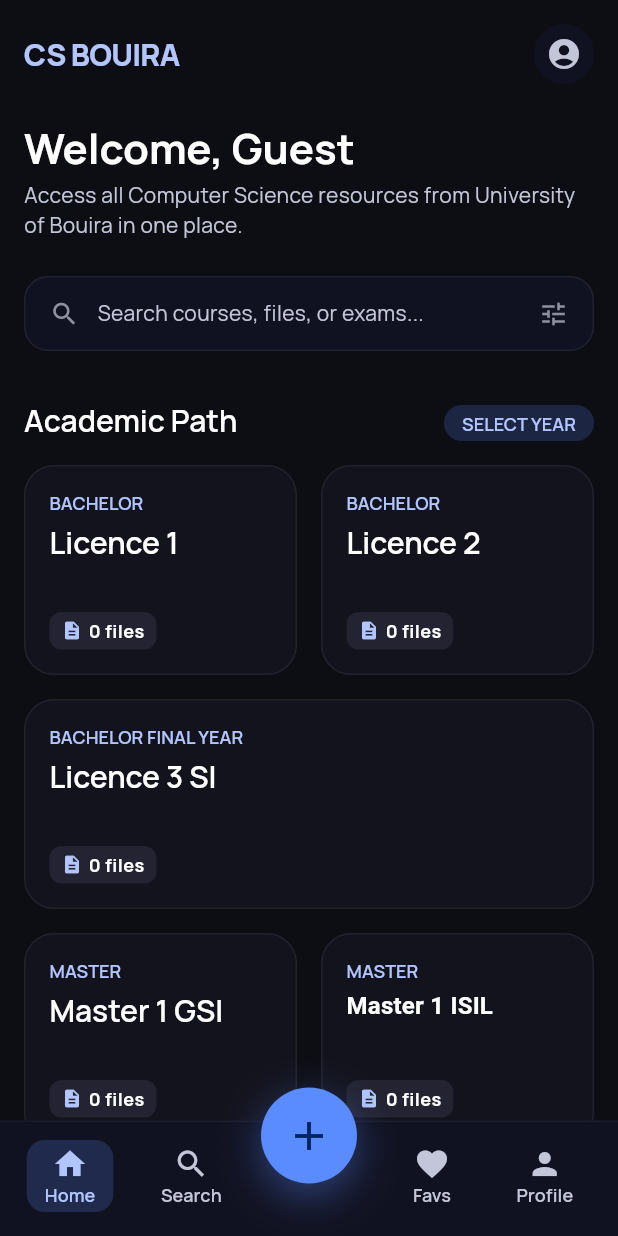
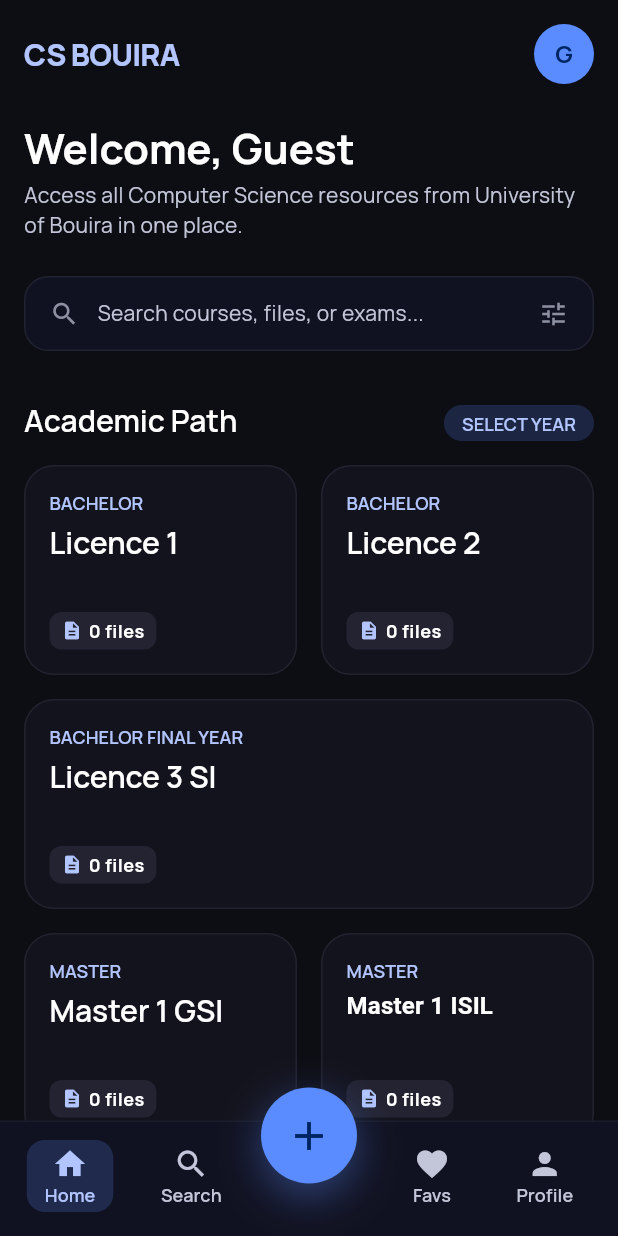
Before and after one commit to A7medAmine/csbouira_app, a Flutter app: the screen it shows after launch, on a phone screen of 412 x 824 dp. Run offline on Flutter 3.47's test engine with Material 3 defaults, Android fonts, the phone set to English and light mode, and no system bars; our stand-ins replace cached_network_image, flutter_dotenv, flutter_riverpod, go_router, google_fonts, google_sign_in and 3 more; accounts and stored records are empty; network calls fail.

```diff
--- a/lib/data/providers/auth_providers.dart
+++ b/lib/data/providers/auth_providers.dart
@@ -68,3 +68,12 @@ final guestMergeServiceProvider = Provider<GuestMergeService>((ref) {
     supabase: supabase,
   );
 });
+
+final guestProfileProvider = FutureProvider<Map<String, dynamic>>((ref) async {
+  final cache = ref.watch(localProfileCacheProvider);
+  return {
+    'name': await cache.getName(),
+    'email': await cache.getEmail(),
+    'avatarBase64': await cache.getAvatarBase64(),
+  };
+});
--- a/lib/features/home/home_screen.dart
+++ b/lib/features/home/home_screen.dart
@@ -4,9 +4,20 @@ import 'package:go_router/go_router.dart';
 import '../../core/theme/app_radius.dart';
 import '../../core/theme/app_spacing.dart';
 import '../../data/navigation_data.dart';
+import '../../data/providers/auth_providers.dart';
 import '../../data/providers/drive_providers.dart';
 import '../../shared/widgets/app_bottom_nav.dart';
 import '../../shared/widgets/upload_fab.dart';
+import '../../shared/widgets/avatar_widget.dart';
+
+String _initials(String name) {
+  if (name.isEmpty) return 'G';
+  final parts = name.trim().split(RegExp(r'\s+'));
+  if (parts.length >= 2) {
+    return '${parts.first[0]}${parts.last[0]}'.toUpperCase();
+  }
+  return name[0].toUpperCase();
+}
 
 class HomeScreen extends ConsumerWidget {
   const HomeScreen({super.key});
@@ -16,6 +27,34 @@ class HomeScreen extends ConsumerWidget {
     final theme = Theme.of(context);
     final countsAsync = ref.watch(fileCountsProvider);
     final counts = countsAsync.asData?.value ?? {};
+    final user = ref.watch(currentUserProvider);
+
+    String displayName;
+    String? avatarUrl;
+    String? avatarBase64;
+
+    if (user != null) {
+      final profileAsync = ref.watch(profileProvider(user.id));
+      final profile = profileAsync.asData?.value;
+      final meta = user.userMetadata;
+      displayName = (profile?['full_name'] as String?) ??
+          meta?['full_name'] as String? ??
+          meta?['name'] as String? ??
+          user.email ??
+          'User';
+      avatarUrl = (profile?['avatar_url'] as String?) ??
+          meta?['avatar_url'] as String? ??
+          meta?['picture'] as String?;
+      avatarBase64 = null;
+    } else {
+      final guestProfile = ref.watch(guestProfileProvider).asData?.value ?? {};
+      final guestName = guestProfile['name'] as String? ?? '';
+      displayName = guestName.isNotEmpty ? guestName : 'Guest';
+      avatarBase64 = guestProfile['avatarBase64'] as String?;
+      avatarUrl = null;
+    }
+
+    final avatarInitials = _initials(displayName);
 
     return Scaffold(
       backgroundColor: const Color(0xFF0D0D14),
@@ -45,17 +84,12 @@ class HomeScreen extends ConsumerWidget {
                     ),
                     GestureDetector(
                       onTap: () => context.push('/profile'),
-                      child: Container(
-                        width: 40,
-                        height: 40,
-                        decoration: BoxDecoration(
-                          color: theme.colorScheme.surfaceContainerHigh,
-                          borderRadius: BorderRadius.circular(20),
-                        ),
-                        child: Icon(
-                          Icons.account_circle,
-                          color: theme.colorScheme.onSurfaceVariant,
-                        ),
+                      child: AvatarWidget(
+                        size: 40,
+                        avatarUrl: avatarUrl,
+                        avatarBase64: avatarBase64,
+                        initials: avatarInitials,
+                        showEditButton: false,
                       ),
                     ),
                   ],
@@ -68,7 +102,7 @@ class HomeScreen extends ConsumerWidget {
                   crossAxisAlignment: CrossAxisAlignment.start,
                   children: [
                     Text(
-                      'Welcome, Guest',
+                      'Welcome, $displayName',
                       style: theme.textTheme.headlineLarge?.copyWith(
                         fontWeight: FontWeight.w700,
                         color: Colors.white,
--- /dev/null
+++ b/lib/shared/widgets/avatar_widget.dart
@@ -0,0 +1,135 @@
+import 'dart:convert';
+import 'package:flutter/material.dart';
+
+class AvatarWidget extends StatelessWidget {
+  final double size;
+  final String? avatarUrl;
+  final String? avatarBase64;
+  final String initials;
+  final bool showEditButton;
+  final VoidCallback? onEdit;
+  final Color? backgroundColor;
+  final List<BoxShadow>? boxShadow;
+
+  const AvatarWidget({
+    super.key,
+    required this.size,
+    this.avatarUrl,
+    this.avatarBase64,
+    required this.initials,
+    this.showEditButton = false,
+    this.onEdit,
+    this.backgroundColor,
+    this.boxShadow,
+  });
+
+  Widget _buildAvatar(ThemeData theme) {
+    if (avatarUrl != null && avatarUrl!.isNotEmpty) {
+      return ClipRRect(
+        borderRadius: BorderRadius.circular(size / 2),
+        child: Image.network(
+          avatarUrl!,
+          width: size,
+          height: size,
+          fit: BoxFit.cover,
+          errorBuilder: (_, __, ___) =>
+              _InitialsCircle(theme: theme, initials: initials, size: size),
+          loadingBuilder: (_, child, progress) {
+            if (progress == null) return child;
+            return Center(
+              child: CircularProgressIndicator(
+                strokeWidth: 2,
+                color: theme.colorScheme.onPrimaryContainer,
+              ),
+            );
+          },
+        ),
+      );
+    }
+    if (avatarBase64 != null) {
+      return ClipRRect(
+        borderRadius: BorderRadius.circular(size / 2),
+        child: Image.memory(
+          base64Decode(avatarBase64!),
+          width: size,
+          height: size,
+          fit: BoxFit.cover,
+          errorBuilder: (_, __, ___) =>
+              _InitialsCircle(theme: theme, initials: initials, size: size),
+        ),
+      );
+    }
+    return _InitialsCircle(theme: theme, initials: initials, size: size);
+  }
+
+  @override
+  Widget build(BuildContext context) {
+    final theme = Theme.of(context);
+    return Stack(
+      clipBehavior: Clip.none,
+      children: [
+        Container(
+          width: size,
+          height: size,
+          decoration: BoxDecoration(
+            color: backgroundColor ?? theme.colorScheme.primaryContainer,
+            borderRadius: BorderRadius.circular(size / 2),
+            boxShadow: boxShadow,
+          ),
+          child: _buildAvatar(theme),
+        ),
+        if (showEditButton && onEdit != null)
+          Positioned(
+            bottom: 0,
+            right: 0,
+            child: GestureDetector(
+              onTap: onEdit,
+              child: Container(
+                padding: const EdgeInsets.all(4),
+                decoration: BoxDecoration(
+                  color: theme.colorScheme.primary,
+                  shape: BoxShape.circle,
+                  border: Border.all(
+                    color: const Color(0xFF0D0D14),
+                    width: 2,
+                  ),
+                ),
+                child: Icon(
+                  Icons.edit,
+                  color: theme.colorScheme.onPrimary,
+                  size: size * 0.2,
+                ),
+              ),
+            ),
+          ),
+      ],
+    );
+  }
+}
+
+class _InitialsCircle extends StatelessWidget {
+  final ThemeData theme;
+  final String initials;
+  final double size;
+
+  const _InitialsCircle({
+    required this.theme,
+    required this.initials,
+    required this.size,
+  });
+
+  @override
+  Widget build(BuildContext context) {
+    return Center(
+      child: Text(
+        initials,
+        style: theme.textTheme.displayLarge?.copyWith(
+          color: theme.colorScheme.onPrimaryContainer,
+          fontSize: size * 0.4,
+          fontWeight: FontWeight.bold,
+          height: 1,
+        ),
+      ),
+    );
+  }
+}
```
Also changed, not shown: lib/features/profile/profile_screen.dart (+30 -134 lines), 1 other file.
